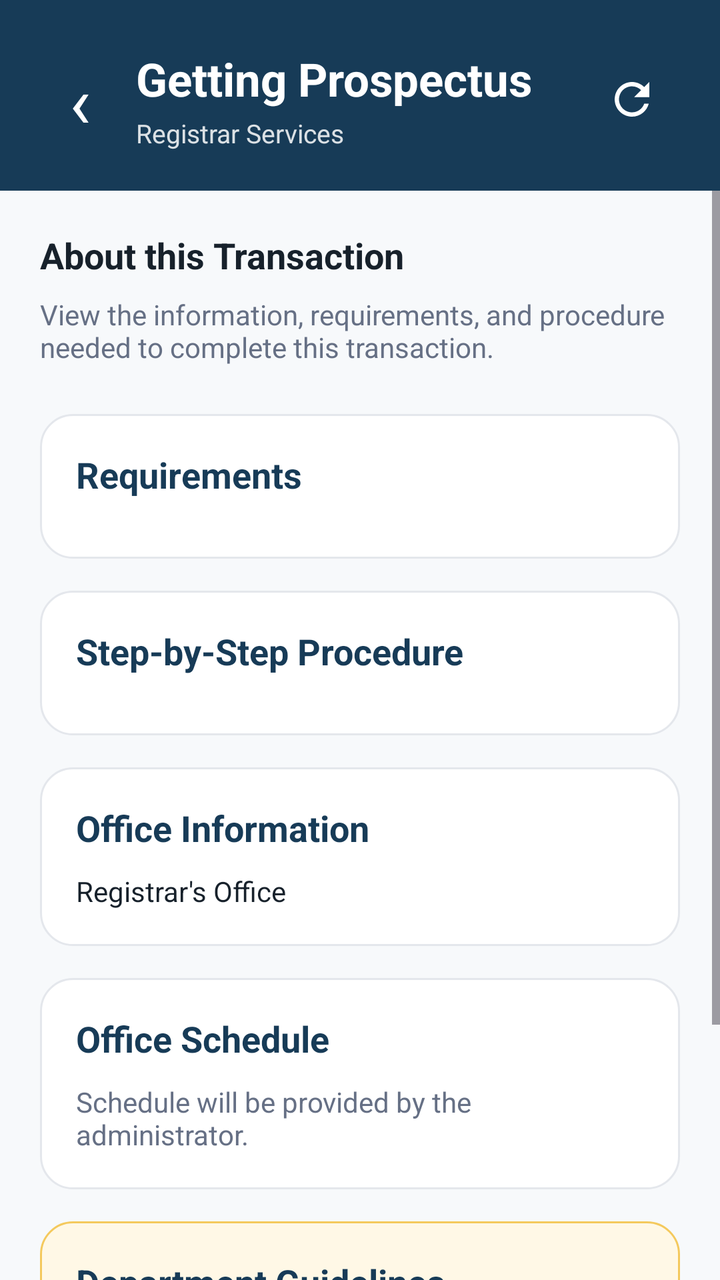
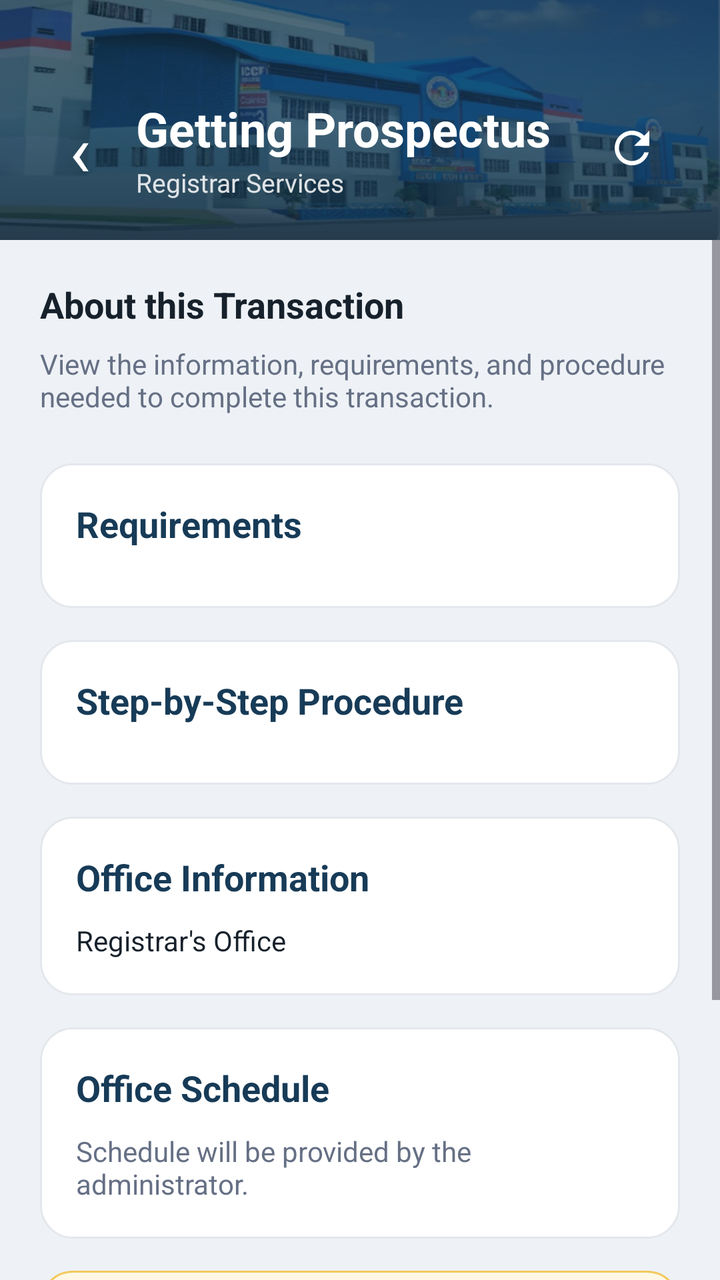

The first picture is an Android layout as it rendered before a commit; the second is the same layout after the commit. The layout source and the unified diff follow.
<!-- AndroidManifest.xml: application theme Theme.EReQuest -->
<!-- res/layout/activity_transaction_details.xml -->
<?xml version="1.0" encoding="utf-8"?>
<androidx.constraintlayout.widget.ConstraintLayout
    xmlns:android="http://schemas.android.com/apk/res/android"
    xmlns:app="http://schemas.android.com/apk/res-auto"
    xmlns:tools="http://schemas.android.com/tools"
    android:layout_width="match_parent"
    android:layout_height="match_parent"
    android:background="@color/background"
    tools:context=".TransactionDetailsActivity">

    
    <LinearLayout
        android:id="@+id/detailsHeader"
        android:layout_width="0dp"
        android:layout_height="wrap_content"
        android:background="@color/primary"
        android:gravity="center_vertical"
        android:orientation="horizontal"
        android:paddingStart="16dp"
        android:paddingTop="24dp"
        android:paddingEnd="20dp"
        android:paddingBottom="20dp"
        app:layout_constraintTop_toTopOf="parent"
        app:layout_constraintStart_toStartOf="parent"
        app:layout_constraintEnd_toEndOf="parent">

        <TextView
            android:id="@+id/btnBack"
            android:layout_width="48dp"
            android:layout_height="48dp"
            android:clickable="true"
            android:focusable="true"
            android:gravity="center"
            android:text="‹"
            android:textColor="@color/text_white"
            android:textSize="36sp" />

        <LinearLayout
            android:layout_width="0dp"
            android:layout_height="wrap_content"
            android:layout_marginStart="4dp"
            android:layout_weight="1"
            android:orientation="vertical">

            <TextView
                android:id="@+id/tvTransactionTitle"
                android:layout_width="wrap_content"
                android:layout_height="wrap_content"
                android:text="Getting Prospectus"
                android:textColor="@color/text_white"
                android:textSize="23sp"
                android:textStyle="bold" />

            <TextView
                android:id="@+id/tvServiceName"
                android:layout_width="wrap_content"
                android:layout_height="wrap_content"
                android:layout_marginTop="3dp"
                android:alpha="0.85"
                android:text="Registrar Services"
                android:textColor="@color/text_white"
                android:textSize="13sp" />

        </LinearLayout>

        
        <ImageView
            android:id="@+id/btnRefresh"
            android:layout_width="48dp"
            android:layout_height="48dp"
            android:clickable="true"
            android:contentDescription="Refresh"
            android:focusable="true"
            android:padding="11dp"
            android:src="@drawable/ic_refresh"
            app:tint="@color/text_white" />

    </LinearLayout>


    
    <ScrollView
        android:id="@+id/detailsScrollView"
        android:layout_width="0dp"
        android:layout_height="0dp"
        android:fillViewport="true"
        app:layout_constraintTop_toBottomOf="@id/detailsHeader"
        app:layout_constraintBottom_toBottomOf="parent"
        app:layout_constraintStart_toStartOf="parent"
        app:layout_constraintEnd_toEndOf="parent">

        <LinearLayout
            android:layout_width="match_parent"
            android:layout_height="wrap_content"
            android:orientation="vertical"
            android:padding="20dp">


            
            <LinearLayout
                android:id="@+id/sectionAbout"
                android:layout_width="match_parent"
                android:layout_height="wrap_content"
                android:orientation="vertical">

                <TextView
                    android:layout_width="wrap_content"
                    android:layout_height="wrap_content"
                    android:text="About this Transaction"
                    android:textColor="@color/text_primary"
                    android:textSize="18sp"
                    android:textStyle="bold" />

                <TextView
                    android:id="@+id/tvDescription"
                    android:layout_width="match_parent"
                    android:layout_height="wrap_content"
                    android:layout_marginTop="8dp"
                    android:text="View the information, requirements, and procedure needed to complete this transaction."
                    android:textColor="@color/text_secondary"
                    android:textSize="14sp" />

            </LinearLayout>


            
            <LinearLayout
                android:id="@+id/sectionRequirements"
                android:layout_width="match_parent"
                android:layout_height="wrap_content"
                android:layout_marginTop="24dp"
                android:background="@drawable/bg_card"
                android:orientation="vertical"
                android:padding="18dp">

                <TextView
                    android:layout_width="wrap_content"
                    android:layout_height="wrap_content"
                    android:text="Requirements"
                    android:textColor="@color/primary"
                    android:textSize="18sp"
                    android:textStyle="bold" />

                <LinearLayout
                    android:id="@+id/requirementsContainer"
                    android:layout_width="match_parent"
                    android:layout_height="wrap_content"
                    android:layout_marginTop="12dp"
                    android:orientation="vertical" />

            </LinearLayout>


            
            <LinearLayout
                android:id="@+id/sectionProcedure"
                android:layout_width="match_parent"
                android:layout_height="wrap_content"
                android:layout_marginTop="16dp"
                android:background="@drawable/bg_card"
                android:orientation="vertical"
                android:padding="18dp">

                <TextView
                    android:layout_width="wrap_content"
                    android:layout_height="wrap_content"
                    android:text="Step-by-Step Procedure"
                    android:textColor="@color/primary"
                    android:textSize="18sp"
                    android:textStyle="bold" />

                <LinearLayout
                    android:id="@+id/stepsContainer"
                    android:layout_width="match_parent"
                    android:layout_height="wrap_content"
                    android:layout_marginTop="12dp"
                    android:orientation="vertical" />

            </LinearLayout>


            
            <LinearLayout
                android:id="@+id/sectionOfficeInformation"
                android:layout_width="match_parent"
                android:layout_height="wrap_content"
                android:layout_marginTop="16dp"
                android:background="@drawable/bg_card"
                android:orientation="vertical"
                android:padding="18dp">

                <TextView
                    android:layout_width="wrap_content"
                    android:layout_height="wrap_content"
                    android:text="Office Information"
                    android:textColor="@color/primary"
                    android:textSize="18sp"
                    android:textStyle="bold" />

                <TextView
                    android:id="@+id/tvOffice"
                    android:layout_width="match_parent"
                    android:layout_height="wrap_content"
                    android:layout_marginTop="10dp"
                    android:text="Registrar's Office"
                    android:textColor="@color/text_primary"
                    android:textSize="14sp" />

            </LinearLayout>


            
            <LinearLayout
                android:id="@+id/sectionOfficeSchedule"
                android:layout_width="match_parent"
                android:layout_height="wrap_content"
                android:layout_marginTop="16dp"
                android:background="@drawable/bg_card"
                android:orientation="vertical"
                android:padding="18dp">

                <TextView
                    android:layout_width="wrap_content"
                    android:layout_height="wrap_content"
                    android:text="Office Schedule"
                    android:textColor="@color/primary"
                    android:textSize="18sp"
                    android:textStyle="bold" />

                <TextView
                    android:id="@+id/tvSchedule"
                    android:layout_width="match_parent"
                    android:layout_height="wrap_content"
                    android:layout_marginTop="10dp"
                    android:text="Schedule will be provided by the administrator."
                    android:textColor="@color/text_secondary"
                    android:textSize="14sp" />

            </LinearLayout>


            
            <LinearLayout
                android:id="@+id/sectionDepartmentGuidelines"
                android:layout_width="match_parent"
                android:layout_height="wrap_content"
                android:layout_marginTop="16dp"
                android:background="@drawable/bg_reminder"
                android:orientation="vertical"
                android:padding="18dp">

                <TextView
                    android:layout_width="wrap_content"
                    android:layout_height="wrap_content"
                    android:text="Department Guidelines"
                    android:textColor="@color/primary"
                    android:textSize="18sp"
                    android:textStyle="bold" />

                <LinearLayout
                    android:id="@+id/departmentGuidelinesContainer"
                    android:layout_width="match_parent"
                    android:layout_height="wrap_content"
                    android:layout_marginTop="12dp"
                    android:orientation="vertical" />

            </LinearLayout>


            
            <Button
                android:id="@+id/btnStartChecklist"
                android:layout_width="match_parent"
                android:layout_height="56dp"
                android:layout_marginTop="24dp"
                android:layout_marginBottom="24dp"
                android:backgroundTint="@color/primary"
                android:text="Check Requirement Checklist"
                android:textAllCaps="false"
                android:textColor="@color/text_white"
                android:textSize="16sp"
                android:textStyle="bold" />

        </LinearLayout>

    </ScrollView>

</androidx.constraintlayout.widget.ConstraintLayout>
<!-- resources referenced by this layout -->
<resources>
  <color name="background">#F7F9FB</color>
  <color name="primary">#173B57</color>
  <color name="text_primary">#17212B</color>
  <color name="text_secondary">#667085</color>
  <color name="text_white">#FFFFFF</color>
  <!-- drawable bg_card (drawable) -->
  <?xml version="1.0" encoding="utf-8"?>
  <shape xmlns:android="http://schemas.android.com/apk/res/android"
      android:shape="rectangle">
  
      <solid android:color="@color/card_background" />
  
      <stroke
          android:width="1dp"
          android:color="@color/divider" />
  
      <corners android:radius="16dp" />
  
  </shape>
  <!-- drawable bg_reminder (drawable) -->
  <?xml version="1.0" encoding="utf-8"?>
  <shape xmlns:android="http://schemas.android.com/apk/res/android"
      android:shape="rectangle">
  
      <solid android:color="#FFF8E6" />
  
      <stroke
          android:width="1dp"
          android:color="@color/accent_light" />
  
      <corners android:radius="16dp" />
  
  </shape>
  <!-- drawable ic_refresh (drawable) -->
  <vector xmlns:android="http://schemas.android.com/apk/res/android" android:height="24dp" android:tint="#000000" android:viewportHeight="24" android:viewportWidth="24" android:width="24dp">
        
      <path android:fillColor="@android:color/white" android:pathData="M17.65,6.35C16.2,4.9 14.21,4 12,4c-4.42,0 -7.99,3.58 -7.99,8s3.57,8 7.99,8c3.73,0 6.84,-2.55 7.73,-6h-2.08c-0.82,2.33 -3.04,4 -5.65,4 -3.31,0 -6,-2.69 -6,-6s2.69,-6 6,-6c1.66,0 3.14,0.69 4.22,1.78L13,11h7V4l-2.35,2.35z"/>
      
  </vector>
  <style name="Theme.EReQuest" parent="Base.Theme.EReQuest" />
  <color name="card_background">#FFFFFF</color>
  <color name="divider">#E4E7EC</color>
  <color name="accent_light">#F4C95D</color>
  <style name="Base.Theme.EReQuest" parent="Theme.Material3.DayNight.NoActionBar">
          
          
      </style>
</resources>

<!-- the commit's change to res/layout/activity_transaction_details.xml (unified diff, before → after) -->
@@ -9,15 +9,55 @@
     tools:context=".TransactionDetailsActivity">
 
     
+    
+    
+
+    
+    <View
+        android:id="@+id/vDetailsHeaderBase"
+        android:layout_width="0dp"
+        android:layout_height="0dp"
+        android:background="@color/primary"
+        app:layout_constraintTop_toTopOf="@id/detailsHeader"
+        app:layout_constraintBottom_toBottomOf="@id/detailsHeader"
+        app:layout_constraintStart_toStartOf="@id/detailsHeader"
+        app:layout_constraintEnd_toEndOf="@id/detailsHeader" />
+
+    
+    <ImageView
+        android:id="@+id/ivDetailsHeaderCampusBg"
+        android:layout_width="0dp"
+        android:layout_height="0dp"
+        android:src="@drawable/bg_header_campus_compact"
+        android:scaleType="centerCrop"
+        android:alpha="0.75"
+        android:contentDescription="@null"
+        app:layout_constraintTop_toTopOf="@id/detailsHeader"
+        app:layout_constraintBottom_toBottomOf="@id/detailsHeader"
+        app:layout_constraintStart_toStartOf="@id/detailsHeader"
+        app:layout_constraintEnd_toEndOf="@id/detailsHeader" />
+
+    
+    <View
+        android:id="@+id/vDetailsHeaderOverlay"
+        android:layout_width="0dp"
+        android:layout_height="0dp"
+        android:background="@drawable/bg_header_gradient_overlay"
+        app:layout_constraintTop_toTopOf="@id/detailsHeader"
+        app:layout_constraintBottom_toBottomOf="@id/detailsHeader"
+        app:layout_constraintStart_toStartOf="@id/detailsHeader"
+        app:layout_constraintEnd_toEndOf="@id/detailsHeader" />
+
+    
     <LinearLayout
         android:id="@+id/detailsHeader"
         android:layout_width="0dp"
         android:layout_height="wrap_content"
-        android:background="@color/primary"
+        android:background="@android:color/transparent"
         android:gravity="center_vertical"
         android:orientation="horizontal"
         android:paddingStart="16dp"
-        android:paddingTop="24dp"
+        android:paddingTop="48dp"
         android:paddingEnd="20dp"
         android:paddingBottom="20dp"
         app:layout_constraintTop_toTopOf="parent"
@@ -48,14 +88,14 @@
                 android:layout_height="wrap_content"
                 android:text="Getting Prospectus"
                 android:textColor="@color/text_white"
-                android:textSize="23sp"
+                android:textSize="24sp"
                 android:textStyle="bold" />
 
             <TextView
                 android:id="@+id/tvServiceName"
                 android:layout_width="wrap_content"
                 android:layout_height="wrap_content"
-                android:layout_marginTop="3dp"
+                android:layout_marginTop="2dp"
                 android:alpha="0.85"
                 android:text="Registrar Services"
                 android:textColor="@color/text_white"
<!-- resource entries referenced after the edit -->
@@ -1,6 +1,6 @@
 <!-- resources referenced by this layout -->
 <resources>
-  <color name="background">#F7F9FB</color>
+  <color name="background">#EEF2F6</color>
   <color name="primary">#173B57</color>
   <color name="text_primary">#17212B</color>
   <color name="text_secondary">#667085</color>
@@ -18,6 +18,18 @@
   
       <corners android:radius="16dp" />
   
+  </shape>
+  <!-- drawable bg_header_campus_compact: jpg bitmap (drawable, 50992 bytes) -->
+  <!-- drawable bg_header_gradient_overlay (drawable) -->
+  <?xml version="1.0" encoding="utf-8"?>
+  <shape xmlns:android="http://schemas.android.com/apk/res/android"
+      android:shape="rectangle">
+      <gradient
+          android:angle="270"
+          android:startColor="#99102A3E"
+          android:centerColor="#B3173B57"
+          android:endColor="#CC102A3E"
+          android:type="linear" />
   </shape>
   <!-- drawable bg_reminder (drawable) -->
   <?xml version="1.0" encoding="utf-8"?>
